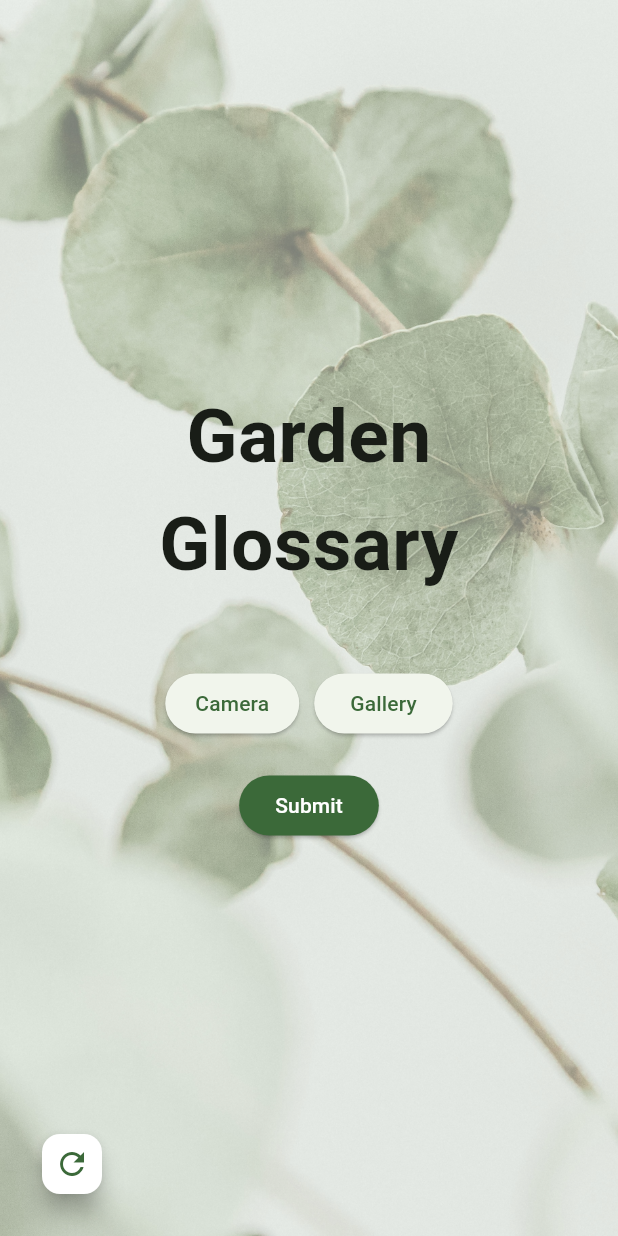
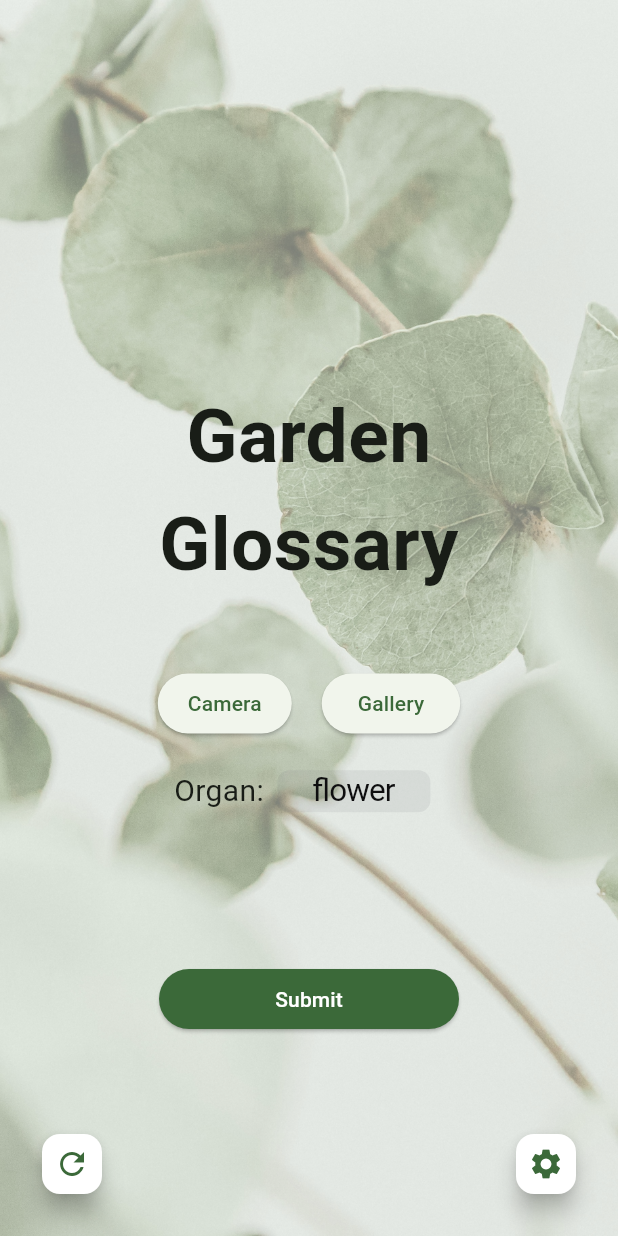
Before and after one commit to jplimmer/garden-glossary, a Flutter app: the screen it shows after launch, after a tap on the "refresh" icon, on a phone screen of 412 x 824 dp. Run offline on Flutter 3.47's test engine with Material 3 defaults, Android fonts, the phone set to English and light mode, and no system bars; our stand-ins replace image_picker.

Commit message:
Update main.dart
Fixed conditional logic for displaying image or title;
Added 'onEnd' timing logic for image animation;
Made ResultsBox class stateful;
Added loading animation to ResultsBox class;
Added settings button (no functionality attached yet);
Added 'organ' CupertinoPicker;

```diff
--- a/frontend_flutter/lib/main.dart
+++ b/frontend_flutter/lib/main.dart
@@ -1,5 +1,6 @@
 import 'dart:io';
 import 'package:flutter/material.dart';
+import 'package:flutter/cupertino.dart';
 import 'package:image_picker/image_picker.dart';
 // import 'package:http/http.dart' as http;
 // import 'dart:convert';
@@ -33,16 +34,28 @@ class HomePage extends StatefulWidget {
   HomePageState createState() => HomePageState();
 }
 
+// Organ options
+enum Organ {flower, leaf, fruit, bark, auto,}
+Organ selectedOrgan = Organ.flower;
 
 class HomePageState extends State<HomePage> {
-  // State variable to control animation
+  // State variables to control animations
   bool _isSubmitted = false;
+  bool _imageMoved = false;
+  bool _identificationLoading = true;
+
   // Image to upload to backend
   File? _image;
   final picker = ImagePicker();
+
   // Results from backend
-  String? _genus;
-  double? _score;
+  // String? _genus;
+  // double? _score;
+  // String? _commonNames;
+
+  // Text to display
+  String _identificationResult = 'Identifying with PlantNet...';
+  // String _detailResult = "Finding details...";
 
   // Function to take a photo using the device camera
   Future<void> _takePhoto() async {
@@ -56,12 +69,6 @@ class HomePageState extends State<HomePage> {
       if (pickedFile != null) {
         setState(() {
           _image = File(pickedFile.path);
-        });
-
-        // Ensure the layout is recalculated immediately after state change
-        WidgetsBinding.instance.addPostFrameCallback((_) {
-          // Force a layout rebuild
-          setState(() {});
         });
 
         // Show SnackBar using ScaffoldMessenger of the current context
@@ -95,12 +102,6 @@ class HomePageState extends State<HomePage> {
           _image = File(pickedFile.path);
         });
 
-        // Ensure the layout is recalculated immediately after state change
-        WidgetsBinding.instance.addPostFrameCallback((_) {
-          // Force a layout rebuild
-          setState(() {});
-        });
-
         // Show SnackBar using ScaffoldMessenger of the current context
         ScaffoldMessenger.of(context).showSnackBar(
           const SnackBar(content: Text('Photo added successfully')),
@@ -131,7 +132,10 @@ class HomePageState extends State<HomePage> {
     setState(() {
       _isSubmitted = true;
     });
-    return;
+
+    // _genus = "Genus goes here";
+    // _score = 0.96;
+    // _commonNames = "Common names go here";
 
     // try {
     //   // Replace with FastAPI backend URL (use environment config?)
@@ -184,10 +188,13 @@ class HomePageState extends State<HomePage> {
   }
 
   // Function to reset app to home page (with no image)
-  void _reset() async {
+  void _reset() {
     setState(() {
       _image = null;
       _isSubmitted = false;
+      _imageMoved = false;
+      _identificationLoading = true;
+      _identificationResult = "Identifying with PlantNet...";
     });
   }
 
@@ -215,15 +222,11 @@ class HomePageState extends State<HomePage> {
           child: Stack(
             alignment: Alignment.center,
             children: [
-               Positioned(
-                 bottom: screenHeight / 2 + 5,
-                 left: 0,
-                 right: 0,
-                 child: _image != null
+               _image != null
                 ? AnimatedPositioned(
                     duration: const Duration(milliseconds: 500),
                     curve: Curves.easeInOut,
-                    top: _isSubmitted ? 50 : screenHeight / 2 - 300,
+                    top: _isSubmitted ? 52 : screenHeight / 2 - 300,
                     left: screenWidth / 2 - (_isSubmitted ? 100 : 150),
                     child:
                         AnimatedContainer(
@@ -239,6 +242,11 @@ class HomePageState extends State<HomePage> {
                                 width: 4.0,
                               ),
                             ),
+                            onEnd: () {
+                              setState(() {
+                                _imageMoved = true;
+                              });
+                            },
                             child: ClipRRect(
                               borderRadius: BorderRadius.circular(16),
                               child: Image.file(
@@ -251,8 +259,11 @@ class HomePageState extends State<HomePage> {
                           ),
                   )
 
-                  : const Center(
-                      child: FractionallySizedBox(
+                : Positioned(
+                    bottom: screenHeight / 2 + 5,
+                    left: 0,
+                    right: 0,
+                    child: const FractionallySizedBox(
                         alignment: Alignment.center,
                         widthFactor: 0.9,
                         child: Text(
@@ -267,8 +278,9 @@ class HomePageState extends State<HomePage> {
                         ),
                       ),
                   ),
-               ),
 
+
+              // Display buttons before submission
               if (!_isSubmitted)
                 Positioned(
                   top: screenHeight / 2 + 5,
@@ -289,7 +301,7 @@ class HomePageState extends State<HomePage> {
                             child: const Text('Camera'),
                           ),
 
-                          const SizedBox(width: 10),
+                          const SizedBox(width: 20),
 
                           // Button to upload photo
                           ElevatedButton(
@@ -301,12 +313,40 @@ class HomePageState extends State<HomePage> {
 
                       const SizedBox(height: 20),
 
+                      // Selector for organ
+                      Row(
+                        children: [
+                          const Text(
+                            "Organ:",
+                            style: TextStyle(
+                              fontSize: 20,
+                            )),
+                          SizedBox(
+                            width: 120,
+                            child: CupertinoPicker(
+                              itemExtent: 28.0,
+                              onSelectedItemChanged: (int index) {
+                                setState(() {
+                                  selectedOrgan = Organ.values[index];
+                                });
+                              },
+                              children: Organ.values.map((organ) {
+                                return Center(child: Text(organ.toString().split('.').last));
+                              }).toList(),
+                            ),
+                          ),
+                        ],
+                      ),
+
+                      const SizedBox(height: 100),
+
                       // Button to upload photo
                       ElevatedButton(
                         onPressed: _uploadImage,
                         style: ElevatedButton.styleFrom(
                           backgroundColor: theme.colorScheme.primary,
                           foregroundColor: theme.colorScheme.onPrimary,
+                          minimumSize: const Size(200, 40),
                         ),
                         child: const Text('Submit'),
                       ),
@@ -314,31 +354,18 @@ class HomePageState extends State<HomePage> {
                   ),
                ),
 
-              // Display results if available
-              if (_isSubmitted && _genus != null)
+
+              // Display identification results
+              if (_isSubmitted && _imageMoved)
                 Positioned(
-                  top: MediaQuery.of(context).size.height / 2 + 200,
+                  top: 280,
                   left: 0,
                   right: 0,
-                  child: Center(
-                    child: Column(
-                      children: [
-                        Text(
-                          'Genus: $_genus',
-                          style: const TextStyle(
-                            fontSize: 18,
-                            fontWeight: FontWeight.bold,
-                          ),
-                        ),
-                        if (_score != null)
-                          Text(
-                            'Probability: ${_score!*100}%',
-                            style: const TextStyle(
-                              fontSize: 14,
-                              color: Colors.grey,
-                            ),
-                          ),
-                      ],
+                  child: Padding(
+                    padding: const EdgeInsets.symmetric(horizontal: 20.0),
+                    child: ResultsBox(
+                      loading: _identificationLoading,
+                      resultText: _identificationResult,
                       ),
                   ),
                 ),
@@ -355,6 +382,19 @@ class HomePageState extends State<HomePage> {
                   child: const Icon(Icons.refresh),
                 ),
               ),
+
+              // Positioned settings button
+              Positioned(
+                bottom: 16.0,
+                right: 16.0,
+                child: FloatingActionButton(
+                  onPressed: null,
+                  backgroundColor: theme.colorScheme.onPrimary,
+                  foregroundColor: theme.colorScheme.primary,
+                  mini: true, // Makes the button smaller
+                  child: const Icon(Icons.settings),
+                ),
+              ),
             ],
           ),
         ),
@@ -362,3 +402,69 @@ class HomePageState extends State<HomePage> {
     );
   }
 }
+
+
+class ResultsBox extends StatefulWidget {
+  const ResultsBox({
+    super.key,
+    required this.loading,
+    required this.resultText,
+  });
+
+  final bool loading;
+  final String resultText;
+
+  @override
+  State<ResultsBox> createState() => _ResultsBoxState();
+}
+
+class _ResultsBoxState extends State<ResultsBox> with SingleTickerProviderStateMixin {
+  late AnimationController _controller;
+  late Animation<double> _animation;
+
+  @override
+  void initState() {
+    super.initState();
+    _controller = AnimationController(
+      duration: const Duration(milliseconds: 700),
+      vsync: this,
+    )..repeat(reverse: true);
+
+    _animation = Tween<double>(begin: 0.3, end: 1.0).animate(_controller);
+  }
+
+  @override
+  void didUpdateWidget(covariant ResultsBox oldWidget) {
+    super.didUpdateWidget(oldWidget);
+    if (widget.loading) {
+      _controller.forward();
+    } else {
+      _controller.stop();
+      _controller.value = 1;
+    }
+  }
+
+  @override
+  void dispose() {
+    _controller.dispose();
+    super.dispose();
+  }
+
+  @override
+  Widget build(BuildContext context) {
+    return Container(
+      padding: const EdgeInsets.all(10.0),
+      decoration: BoxDecoration(
+        color: Colors.lightGreen[50],
+        border: Border.all(color: Colors.black, width: 1.0),
+        borderRadius: BorderRadius.circular(10.0),
+      ),
+      child: FadeTransition(
+        opacity: _animation,
+        child: Text(
+          widget.resultText
+          ),
+      ),
+    );
+  }
+}
```
Lines whose indentation alone changed are shown as unchanged.
